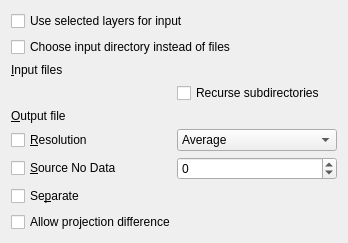
qgis/QGIS, file python/plugins/GdalTools/tools/widgetBuildVRT.ui: the form before one commit.
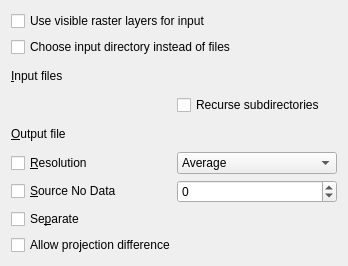
The form after the commit. Custom widgets are drawn as their Qt base class.

Commit message: refresh BuildVRT command when input layers changes, cleanup (follow 9da5d0345)

```diff
--- a/python/plugins/GdalTools/tools/widgetBuildVRT.ui
+++ b/python/plugins/GdalTools/tools/widgetBuildVRT.ui
@@ -7,7 +7,7 @@
     <x>0</x>
     <y>0</y>
     <width>348</width>
-    <height>238</height>
+    <height>266</height>
    </rect>
   </property>
   <property name="sizePolicy">
@@ -28,7 +28,7 @@
      <item row="0" column="0" colspan="2">
       <widget class="QCheckBox" name="useSelectedLayersCheck">
        <property name="text">
-        <string>Use selected layers for input</string>
+        <string>Use visible raster layers for input</string>
        </property>
       </widget>
      </item>
```
Left out of the diff: 2 changed lines with no effect on the pictures. The commit also changes 2 other files.
